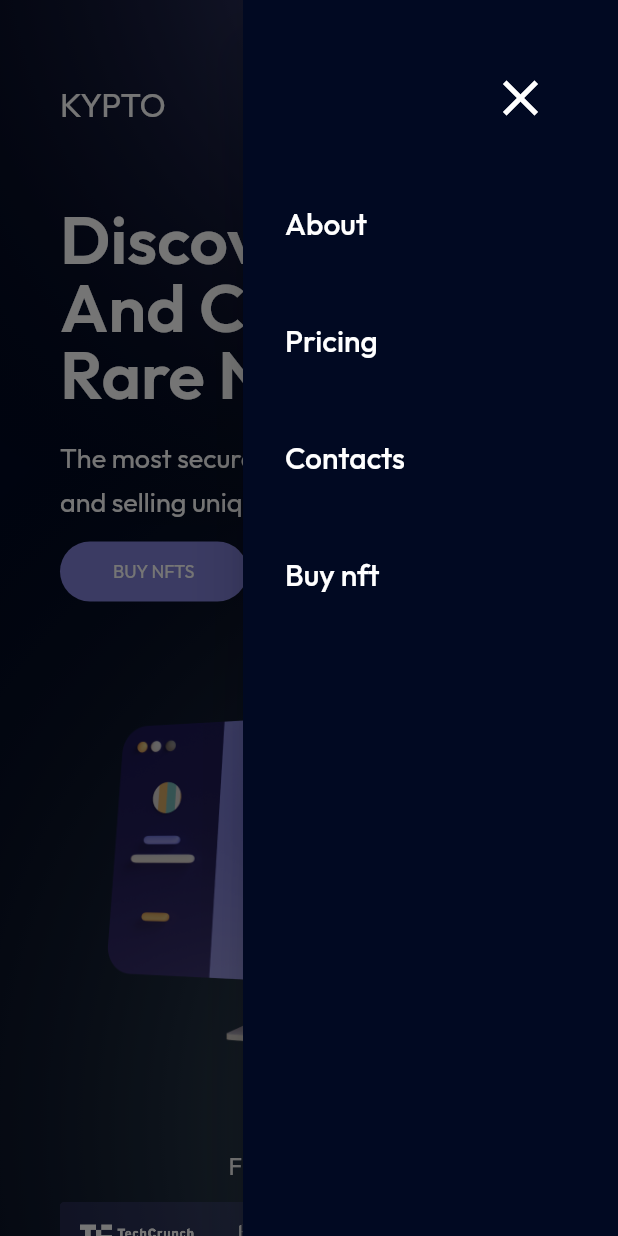
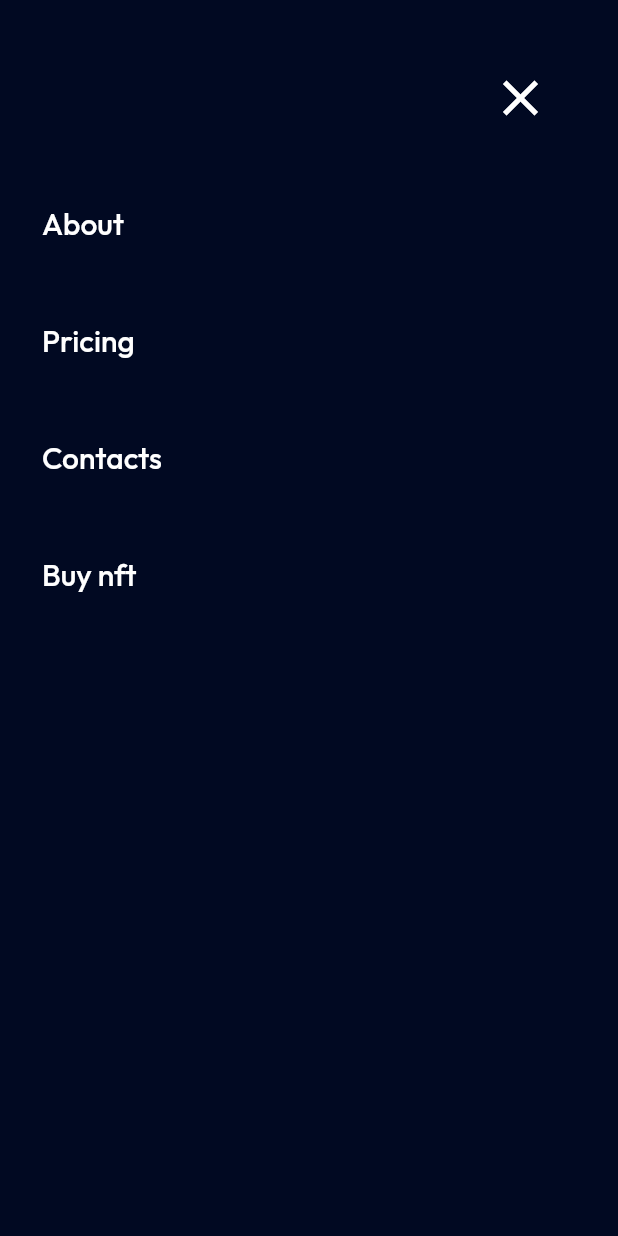
Before and after one commit to doola-dev/buy_nft, a Flutter app: the TabletScreen screen opened directly, with the side drawer open, on a phone screen of 412 x 824 dp. Run offline on Flutter 3.47's test engine with Material 2 defaults, Android fonts, the phone set to English and light mode, and no system bars; our stand-ins replace flutter_hooks, google_fonts, nb_utils; missing offline and left inert: adaptive_scrollbar.

Commit message:
feat: :art: improved the style of the tab drawer on tablet devices

```diff
--- a/lib/responsive/screens/tablet_screen.dart
+++ b/lib/responsive/screens/tablet_screen.dart
@@ -30,7 +30,7 @@ class TabletScreen extends HookWidget {
       key: _globalKey,
       backgroundColor: AppColor.primary,
       endDrawer: Drawer(
-        width: 250,
+        width: 500,
         backgroundColor: AppColor.primary,
         child: ListView(
           children: [
```
